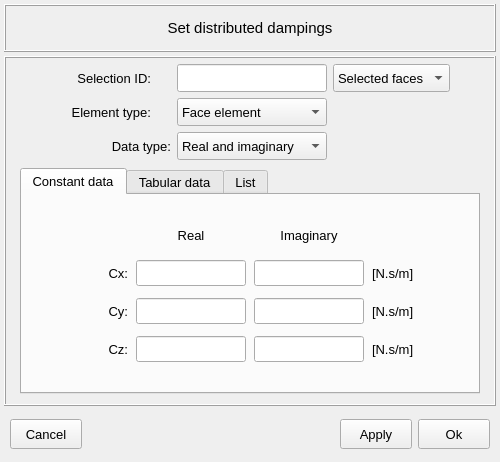
Before: the Qt Designer form vibra/interface/data/ui_files/model/structural/distributed_properties/distributed_dampings_inputs.ui in MOPT-UFSC/VIBRA, drawn with Qt 5.
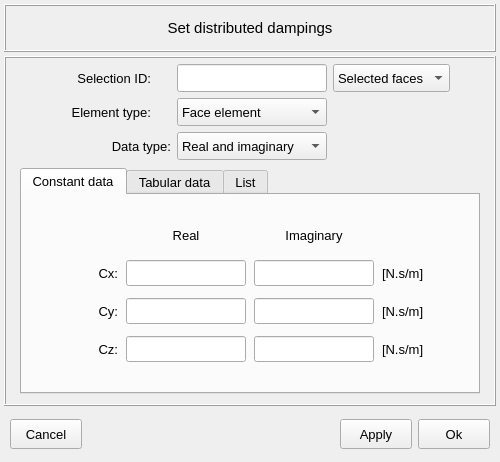
After: the same form once the commit is applied. Icons and pictures are not drawn.

Commit message: Minor adjustments to some interface files

What changed in the file:
```diff
--- a/vibra/interface/data/ui_files/model/structural/distributed_properties/distributed_dampings_inputs.ui
+++ b/vibra/interface/data/ui_files/model/structural/distributed_properties/distributed_dampings_inputs.ui
@@ -513,7 +513,7 @@
                  <widget class="QLineEdit" name="lineEdit_right_Cy">
                   <property name="minimumSize">
                    <size>
-                    <width>100</width>
+                    <width>120</width>
                     <height>26</height>
                    </size>
                   </property>
@@ -543,7 +543,7 @@
                  <widget class="QLineEdit" name="lineEdit_left_Cy">
                   <property name="minimumSize">
                    <size>
-                    <width>100</width>
+                    <width>120</width>
                     <height>26</height>
                    </size>
                   </property>
@@ -573,13 +573,13 @@
                  <widget class="QLabel" name="label_unit_Cx">
                   <property name="minimumSize">
                    <size>
-                    <width>70</width>
+                    <width>60</width>
                     <height>26</height>
                    </size>
                   </property>
                   <property name="maximumSize">
                    <size>
-                    <width>70</width>
+                    <width>60</width>
                     <height>26</height>
                    </size>
                   </property>
@@ -616,7 +616,7 @@
                  <widget class="QLineEdit" name="lineEdit_left_Cx">
                   <property name="minimumSize">
                    <size>
-                    <width>100</width>
+                    <width>120</width>
                     <height>26</height>
                    </size>
                   </property>
@@ -679,7 +679,7 @@
                  <widget class="QLineEdit" name="lineEdit_right_Cx">
                   <property name="minimumSize">
                    <size>
-                    <width>100</width>
+                    <width>120</width>
                     <height>26</height>
                    </size>
                   </property>
@@ -709,13 +709,13 @@
                  <widget class="QLabel" name="label_unit_Cz">
                   <property name="minimumSize">
                    <size>
-                    <width>70</width>
+                    <width>60</width>
                     <height>26</height>
                    </size>
                   </property>
                   <property name="maximumSize">
                    <size>
-                    <width>70</width>
+                    <width>60</width>
                     <height>26</height>
                    </size>
                   </property>
@@ -739,13 +739,13 @@
                  <widget class="QLabel" name="label_unit_Cy">
                   <property name="minimumSize">
                    <size>
-                    <width>70</width>
+                    <width>60</width>
                     <height>26</height>
                    </size>
                   </property>
                   <property name="maximumSize">
                    <size>
-                    <width>70</width>
+                    <width>60</width>
                     <height>26</height>
                    </size>
                   </property>
@@ -799,7 +799,7 @@
                  <widget class="QLineEdit" name="lineEdit_left_Cz">
                   <property name="minimumSize">
                    <size>
-                    <width>100</width>
+                    <width>120</width>
                     <height>26</height>
                    </size>
                   </property>
@@ -842,13 +842,13 @@
                  <widget class="QLabel" name="label_constant_Cy">
                   <property name="minimumSize">
                    <size>
-                    <width>70</width>
+                    <width>60</width>
                     <height>26</height>
                    </size>
                   </property>
                   <property name="maximumSize">
                    <size>
-                    <width>70</width>
+                    <width>60</width>
                     <height>26</height>
                    </size>
                   </property>
@@ -872,13 +872,13 @@
                  <widget class="QLabel" name="label_constant_Cz">
                   <property name="minimumSize">
                    <size>
-                    <width>70</width>
+                    <width>60</width>
                     <height>26</height>
                    </size>
                   </property>
                   <property name="maximumSize">
                    <size>
-                    <width>70</width>
+                    <width>60</width>
                     <height>26</height>
                    </size>
                   </property>
@@ -902,7 +902,7 @@
                  <widget class="QLineEdit" name="lineEdit_right_Cz">
                   <property name="minimumSize">
                    <size>
-                    <width>100</width>
+                    <width>120</width>
                     <height>26</height>
                    </size>
                   </property>
@@ -932,13 +932,13 @@
                  <widget class="QLabel" name="label_constant_Cx">
                   <property name="minimumSize">
                    <size>
-                    <width>70</width>
+                    <width>60</width>
                     <height>26</height>
                    </size>
                   </property>
                   <property name="maximumSize">
                    <size>
-                    <width>70</width>
+                    <width>60</width>
                     <height>26</height>
                    </size>
                   </property>
```
The commit also changes 5 other files.
